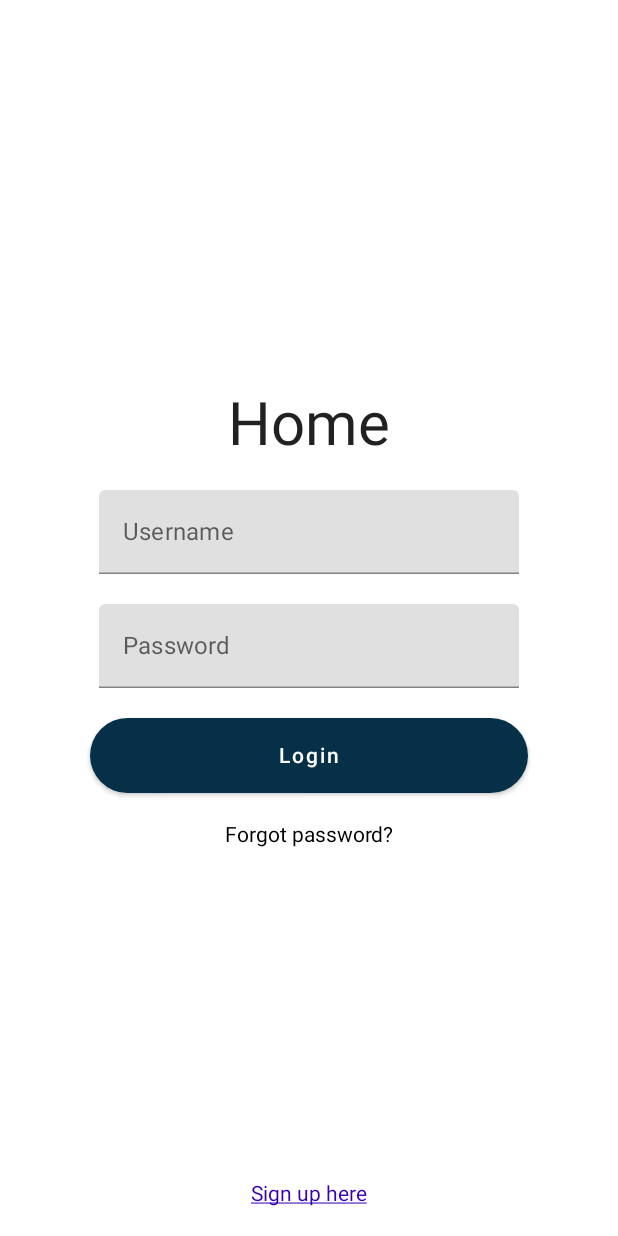
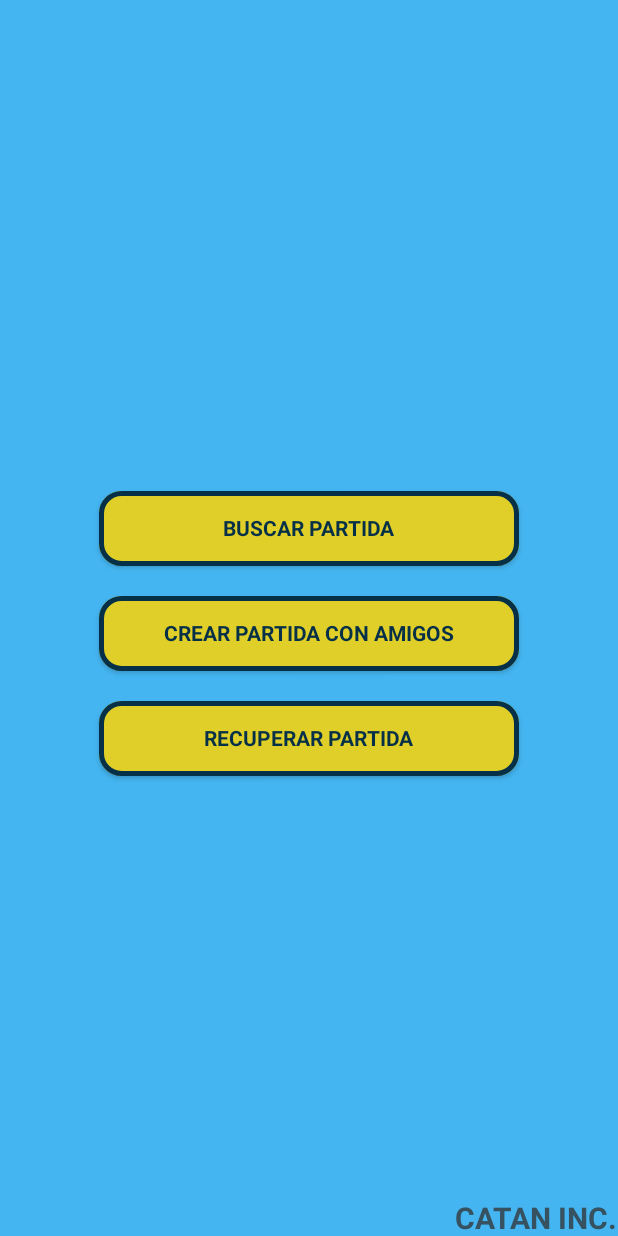
Before and after one commit to UNIZAR-30226-2023-06/android-kotlin, an Android app built with Jetpack Compose: the HomePage screen opened through its navigation route, on a phone screen of 412 x 824 dp. Run offline under Robolectric (Android 15) with nearby library versions, the light colour scheme and no system bars.

Commit message:
Cosas varias
Registro arreglado (errores y textfields)
Inicio home

```diff
--- a/app/src/main/java/com/example/mycatan/Home.kt
+++ b/app/src/main/java/com/example/mycatan/Home.kt
@@ -1,20 +1,22 @@
 package com.example.mycatan
 
+import androidx.compose.foundation.background
+import androidx.compose.foundation.border
 import androidx.compose.foundation.layout.*
 import androidx.compose.foundation.shape.RoundedCornerShape
 import androidx.compose.foundation.text.ClickableText
 import androidx.compose.foundation.text.KeyboardOptions
-import androidx.compose.material.Button
-import androidx.compose.material.Text
-import androidx.compose.material.TextField
+import androidx.compose.material.*
 import androidx.compose.runtime.Composable
 import androidx.compose.runtime.mutableStateOf
 import androidx.compose.runtime.remember
 import androidx.compose.ui.Alignment
 import androidx.compose.ui.Modifier
+import androidx.compose.ui.graphics.Color
 import androidx.compose.ui.text.AnnotatedString
 import androidx.compose.ui.text.TextStyle
 import androidx.compose.ui.text.font.FontFamily
+import androidx.compose.ui.text.font.FontWeight
 import androidx.compose.ui.text.input.KeyboardType
 import androidx.compose.ui.text.input.PasswordVisualTransformation
 import androidx.compose.ui.text.input.TextFieldValue
@@ -24,80 +26,107 @@ import androidx.compose.ui.unit.dp
 import androidx.compose.ui.unit.sp
 import androidx.navigation.NavHostController
 import androidx.navigation.compose.rememberNavController
-import com.example.mycatan.ui.theme.MyCatanTheme
-import com.example.mycatan.ui.theme.Purple700
+import com.example.mycatan.ui.theme.*
 
 @Composable
 fun HomePage(navController: NavHostController) {
-    Box(modifier = Modifier.fillMaxSize()) {
-        ClickableText(
-            text = AnnotatedString("Sign up here"),
-            modifier = Modifier
-                .align(Alignment.BottomCenter)
-                .padding(20.dp),
-            onClick = { },
-            style = TextStyle(
-                fontSize = 14.sp,
-                fontFamily = FontFamily.Default,
-                textDecoration = TextDecoration.Underline,
-                color = Purple700
-            )
-        )
-    }
+
+
+
+
     Column(
-        modifier = Modifier.padding(20.dp),
+        modifier = Modifier
+            .fillMaxSize()
+            .fillMaxWidth()
+            .background(color = AzulClaro),
         verticalArrangement = Arrangement.Center,
-        horizontalAlignment = Alignment.CenterHorizontally
-    ) {
+        horizontalAlignment = Alignment.CenterHorizontally,
+
+        ) {
 
         val username = remember { mutableStateOf(TextFieldValue()) }
         val password = remember { mutableStateOf(TextFieldValue()) }
 
-        Text(text = "Home", style = TextStyle(fontSize = 40.sp))
+
 
         Spacer(modifier = Modifier.height(20.dp))
-        TextField(
-            label = { Text(text = "Username") },
-            value = username.value,
-            onValueChange = { username.value = it })
+        Box(modifier = Modifier.padding(40.dp, 0.dp, 40.dp, 0.dp), ) {
+            Button(
+                onClick = { navController.navigate(Routes.Home.route)},
+                modifier = Modifier
+                    .width(280.dp)
+                    .height(50.dp)
+                    .border(width = 3.dp, color = AzulOscuro, shape = RoundedCornerShape(15.dp)),
 
-        Spacer(modifier = Modifier.height(20.dp))
-        TextField(
-            label = { Text(text = "Password") },
-            value = password.value,
-            visualTransformation = PasswordVisualTransformation(),
-            keyboardOptions = KeyboardOptions(keyboardType = KeyboardType.Password),
-            onValueChange = { password.value = it })
+                shape = RoundedCornerShape(15.dp),
+                colors = ButtonDefaults.buttonColors(backgroundColor = Amarillo)
 
-        Spacer(modifier = Modifier.height(20.dp))
-        Box(modifier = Modifier.padding(40.dp, 0.dp, 40.dp, 0.dp)) {
-            Button(
-                onClick = { },
-                shape = RoundedCornerShape(50.dp),
-                modifier = Modifier
-                    .fillMaxWidth()
-                    .height(50.dp)
             ) {
-                Text(text = "Login")
+                Text(text = "BUSCAR PARTIDA",
+                    style = TextStyle(color = AzulOscuro,
+                        fontWeight = FontWeight.Bold)
+                )
+
             }
         }
 
         Spacer(modifier = Modifier.height(20.dp))
-        ClickableText(
-            text = AnnotatedString("Forgot password?"),
-            onClick = { },
-            style = TextStyle(
-                fontSize = 14.sp,
-                fontFamily = FontFamily.Default
-            )
-        )
+        Box(modifier = Modifier.padding(40.dp, 0.dp, 40.dp, 0.dp), ) {
+            Button(
+                onClick = { navController.navigate(Routes.Home.route)},
+                modifier = Modifier
+                    .width(280.dp)
+                    .height(50.dp)
+                    .border(width = 3.dp, color = AzulOscuro, shape = RoundedCornerShape(15.dp)),
+
+                shape = RoundedCornerShape(15.dp),
+                colors = ButtonDefaults.buttonColors(backgroundColor = Amarillo)
+
+            ) {
+                Text(text = "CREAR PARTIDA CON AMIGOS",
+                    style = TextStyle(color = AzulOscuro,
+                        fontWeight = FontWeight.Bold)
+                )
+
+            }
+        }
+
+        Spacer(modifier = Modifier.height(20.dp))
+        Box(modifier = Modifier.padding(40.dp, 0.dp, 40.dp, 0.dp), ) {
+            Button(
+                onClick = { navController.navigate(Routes.Home.route)},
+                modifier = Modifier
+                    .width(280.dp)
+                    .height(50.dp)
+                    .border(width = 3.dp, color = AzulOscuro, shape = RoundedCornerShape(15.dp)),
+
+                shape = RoundedCornerShape(15.dp),
+                colors = ButtonDefaults.buttonColors(backgroundColor = Amarillo)
+
+            ) {
+                Text(text = "RECUPERAR PARTIDA",
+                    style = TextStyle(color = AzulOscuro,
+                        fontWeight = FontWeight.Bold)
+                )
+
+            }
+        }
+
+    }
+
+    Box(
+        modifier= Modifier.fillMaxSize(),
+        contentAlignment = Alignment.BottomEnd
+    ){
+        Text(text = "CATAN INC.", style =
+        TextStyle(fontSize = 20.sp, color = GrisAzulado, fontWeight = FontWeight.Bold))
     }
 
 }
 
 @Preview(showBackground = true)
 @Composable
-fun DefaultPreview2() {
+fun DefaultPreview5() {
     val navController = rememberNavController()
     HomePage(navController = navController)
 }
--- a/app/src/main/java/com/example/mycatan/ui/theme/Color.kt
+++ b/app/src/main/java/com/example/mycatan/ui/theme/Color.kt
@@ -10,3 +10,5 @@ val Rojo = Color(0xFFFF0A02)
 val AzulOscuro = Color(0xFF053047)
 val Blanco = Color(0xFFFEFFFF)
 val AzulClaro = Color(0xFF44B5F1)
+val Amarillo = Color(0xFFE0CF28)
+val GrisAzulado = Color(0xFF36515F)
```
Also changed, not shown: app/src/main/java/com/example/mycatan/Registro.kt (+33 -9 lines).
